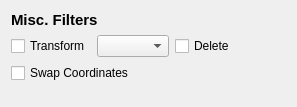
This is gui/miscfltui.ui in alexbirkett/GPSBabel as Qt 5 draws it before an edit. The edited form follows.
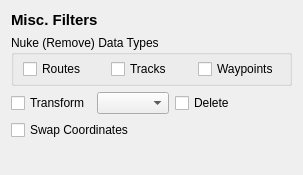
This is the edited form.

Commit message: Server-side help. Improve track split. Implement 'nuke types' in misc filters.

The edit to the form file:
```diff
--- a/gui/miscfltui.ui
+++ b/gui/miscfltui.ui
@@ -6,8 +6,8 @@
    <rect>
     <x>0</x>
     <y>0</y>
-    <width>297</width>
-    <height>107</height>
+    <width>303</width>
+    <height>175</height>
    </rect>
   </property>
   <property name="windowTitle">
@@ -28,6 +28,42 @@
      </property>
     </widget>
    </item>
+   <item>
+    <widget class="QGroupBox" name="groupBox">
+     <property name="title">
+      <string>Nuke (Remove) Data Types</string>
+     </property>
+     <layout class="QHBoxLayout" name="horizontalLayout_2">
+      <property name="topMargin">
+       <number>4</number>
+      </property>
+      <property name="bottomMargin">
+       <number>4</number>
+      </property>
+      <item>
+       <widget class="QCheckBox" name="nukeRoutes">
+        <property name="text">
+         <string>Routes</string>
+        </property>
+       </widget>
+      </item>
+      <item>
+       <widget class="QCheckBox" name="nukeTracks">
+        <property name="text">
+         <string>Tracks</string>
+        </property>
+       </widget>
+      </item>
+      <item>
+       <widget class="QCheckBox" name="nukeWaypoints">
+        <property name="text">
+         <string>Waypoints</string>
+        </property>
+       </widget>
+      </item>
+     </layout>
+    </widget>
+   </item>
    <item>
     <layout class="QHBoxLayout" name="horizontalLayout">
      <item>
```
The commit also changes 24 other files.
